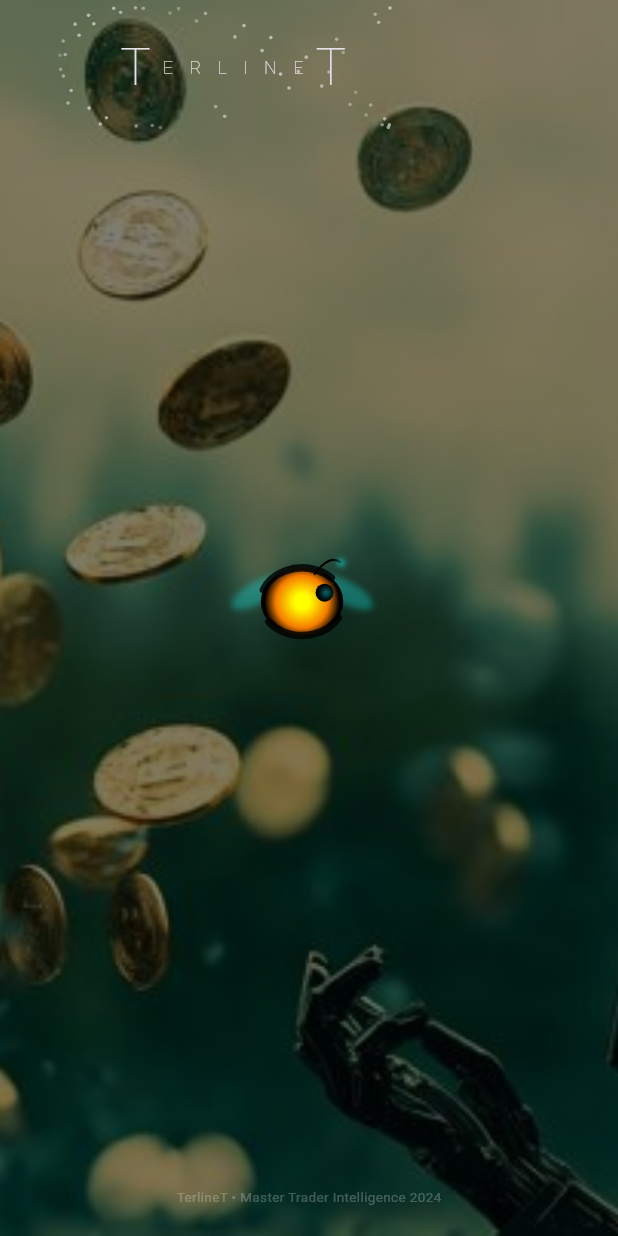
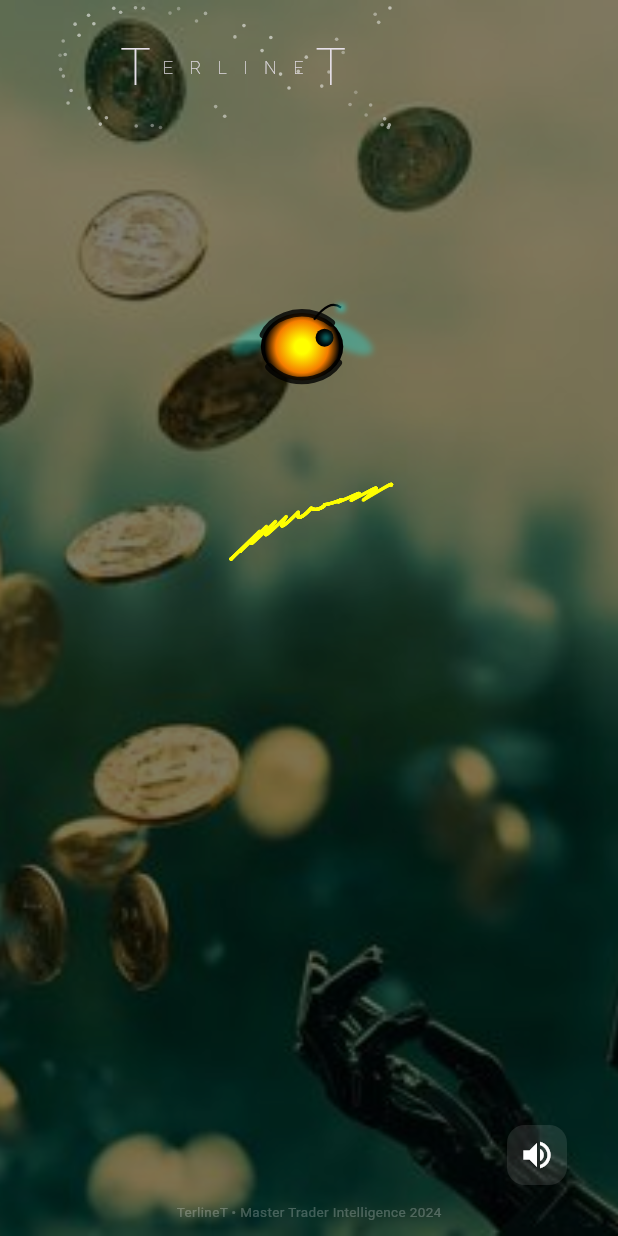
Before and after one commit to Terlinet/bee, a Flutter app: the screen it shows after launch, on a phone screen of 412 x 824 dp. Run offline on Flutter 3.47's test engine with Material 3 defaults, Android fonts, the phone set to English and light mode, and no system bars; our stand-ins replace image_picker, just_audio, permission_handler, speech_to_text, video_player; missing offline and left inert: dart:html, dart:ui_web.

Commit message:
Update index.html preview and Bee Agent Top 15 logic

```diff
--- a/lib/main.dart
+++ b/lib/main.dart
@@ -52,9 +52,8 @@ class _TerlineTPageState extends State<TerlineTPage> with TickerProviderStateMix
   String? _chartSymbol;
   String? _chartInterval;
 
-  // Lista Top 15 integrada para contexto global e inteligência de mercado
-  final List<String> _topAssetsContext = [
-    "BTC", "ETH", "USDT", "SOL", "BNB", "XRP", "USDC", "DOGE", "ADA", "TRX", "STETH", "SHIB", "AVAX", "DOT", "LINK", "XMR", "PEPE"
+  final List<String> _priorityWatchlist = [
+    "BTC", "ETH", "BNB", "SOL", "XRP", "ADA", "DOGE", "SHIB", "AVAX", "DOT", "LINK", "TRX", "MATIC", "WBTC", "UNI", "XMR"
   ];
 
   late AnimationController _murmurationController;
@@ -63,6 +62,7 @@ class _TerlineTPageState extends State<TerlineTPage> with TickerProviderStateMix
   late List<BeeParticle> _swarmParticles;
 
   late AudioPlayer _audioPlayer;
+  late AudioPlayer _swarmAudioPlayer;
   late stt.SpeechToText _speech;
   bool _isListening = false;
   bool _isMuted = false;
@@ -77,14 +77,25 @@ class _TerlineTPageState extends State<TerlineTPage> with TickerProviderStateMix
   void initState() {
     super.initState();
     _murmurationController = AnimationController(vsync: this, duration: const Duration(seconds: 20))..repeat();
-    _swarmController = AnimationController(vsync: this, duration: const Duration(seconds: 4))..repeat();
+    _swarmController = AnimationController(vsync: this, duration: const Duration(seconds: 4));
 
     _flocks = List.generate(6, (index) => BirdFlock(index));
-    _swarmParticles = List.generate(40, (index) => BeeParticle());
+    _swarmParticles = List.generate(3500, (index) => BeeParticle(index));
 
     _audioPlayer = AudioPlayer();
+    _swarmAudioPlayer = AudioPlayer();
     _initSpeech();
     _initVideo();
+    _setupSwarmAudio();
+  }
+
+  Future<void> _setupSwarmAudio() async {
+    try {
+      await _swarmAudioPlayer.setAsset('assets/beeagent.mp3');
+      await _swarmAudioPlayer.setLoopMode(LoopMode.all);
+    } catch (e) {
+      debugPrint("Erro ao carregar som do enxame: $e");
+    }
   }
 
   void _initVideo() {
@@ -105,7 +116,7 @@ class _TerlineTPageState extends State<TerlineTPage> with TickerProviderStateMix
       _hasVideoBeenShown = true;
       _videoController.pause();
       _videoController.seekTo(Duration.zero);
-      _response = "Protocolo de orientação concluído. O Bee Agent está agora sincronizado com as Top 15 do mercado global (XRP, Monero, SOL...). O que deseja analisar?";
+      _response = "Protocolo de orientação concluído. O Bee Agent está sincronizado. O que deseja analisar?";
     });
   }
 
@@ -121,6 +132,7 @@ class _TerlineTPageState extends State<TerlineTPage> with TickerProviderStateMix
     _swarmController.dispose();
     _controller.dispose();
     _audioPlayer.dispose();
+    _swarmAudioPlayer.dispose();
     _videoController.dispose();
     super.dispose();
   }
@@ -150,7 +162,7 @@ class _TerlineTPageState extends State<TerlineTPage> with TickerProviderStateMix
     _controller.clear();
     setState(() {
       _isLoading = true;
-      _response = "O Bee está convocando o enxame para análise tática global...";
+      _response = "O Bee está convocando o enxame...";
     });
 
     try {
@@ -162,8 +174,8 @@ class _TerlineTPageState extends State<TerlineTPage> with TickerProviderStateMix
           'is_agent': true,
           'consult_terlinet': true,
           'market_analysis': true,
-          'priority_watchlist': _topAssetsContext, // Envia as Top 15 para o backend
-          'real_time_sync': true
+          'priority_watchlist': _priorityWatchlist,
+          'priority_sync': true
         }),
       ).timeout(const Duration(seconds: 60));
 
@@ -205,26 +217,48 @@ class _TerlineTPageState extends State<TerlineTPage> with TickerProviderStateMix
     return Scaffold(
       body: Stack(
         children: [
+          // CAMADA 1: Fundo
           Container(decoration: const BoxDecoration(image: DecorationImage(image: AssetImage('assets/trader.jpg'), fit: BoxFit.cover))),
           Container(color: Colors.black.withOpacity(0.5)),
+
+          // CAMADA 2: Enxame (IgnorePointer garante que não bloqueie cliques)
+          IgnorePointer(child: _buildSwarmOverlay()),
+
+          // CAMADA 3: Header e Footer
           SafeArea(
-            child: Stack(
+            child: Column(
               children: [
-                Positioned(top: 15, left: 20, child: _buildHeader()),
+                Padding(
+                  padding: const EdgeInsets.only(top: 15, left: 20),
+                  child: Align(alignment: Alignment.topLeft, child: _buildHeader()),
+                ),
+                const Spacer(),
+                _buildFooter(),
+                const SizedBox(height: 10),
+              ],
+            ),
+          ),
+
+          // CAMADA 4: Agente e Vídeo (Posicionamento corrigido para clique certeiro)
           Center(
             child: SingleChildScrollView(
-                    padding: const EdgeInsets.symmetric(horizontal: 24),
+              padding: const EdgeInsets.only(bottom: 250),
               child: Column(
                 mainAxisAlignment: MainAxisAlignment.center,
                 children: [
                   if (_showVideo && _isVideoInitialized) _buildHolographicVideo(),
                   const SizedBox(height: 20),
-                        VirtualBeeAgent(
+
+                  // Padding inferior empurra a hitbox para cima sem usar Transform quebrados
+                  Padding(
+                    padding: const EdgeInsets.only(bottom: 120),
+                    child: VirtualBeeAgent(
                       isActive: _isAgentActive,
                       onTap: () {
                         if (_showVideo) {
                           _closeVideo();
                           setState(() => _isAgentActive = true);
+                          if (!_isMuted) _swarmAudioPlayer.play();
                         } else if (_isLoading) {
                           setState(() {
                             _isLoading = false;
@@ -234,16 +268,19 @@ class _TerlineTPageState extends State<TerlineTPage> with TickerProviderStateMix
                           setState(() {
                             _isAgentActive = !_isAgentActive;
                             if (_isAgentActive) {
+                              _swarmController.forward(from: 0.0);
+                              if (!_isMuted) _swarmAudioPlayer.play();
                               if (!_hasVideoBeenShown) {
                                 _showVideo = true;
                                 _videoController.play();
                               } else {
-                                    _response = "Bee Agent Conectado. Sincronizado com Top 15 e tendências globais.";
+                                _response = "Bee Agent Conectado. Analisando tendências globais de ativos...";
                               }
                             } else {
                               _showVideo = false;
                               _videoController.pause();
                               _audioPlayer.stop();
+                              _swarmAudioPlayer.stop();
                               _response = "";
                               _chartSymbol = null;
                             }
@@ -251,28 +288,60 @@ class _TerlineTPageState extends State<TerlineTPage> with TickerProviderStateMix
                         }
                       },
                     ),
-                        const SizedBox(height: 30),
-                        AnimatedOpacity(
-                          duration: const Duration(milliseconds: 800),
-                          opacity: _isAgentActive ? 1.0 : 0.0,
-                          child: _isAgentActive ? Column(
-                            children: [
-                              _buildChatInput(),
-                              const SizedBox(height: 30),
-                              _buildResponseArea(),
-                            ],
-                          ) : const SizedBox.shrink(),
                   ),
                 ],
               ),
             ),
           ),
-                if (_isLoading) IgnorePointer(child: _buildSwarmOverlay()),
-                if (_chartSymbol != null) _buildChartOverlay(),
+
+          // CAMADA 5: CHAT E RESPOSTA (Sempre na frente)
+          Positioned(
+            bottom: 80,
+            left: 0,
+            right: 0,
+            child: Center(
+              child: AnimatedOpacity(
+                duration: const Duration(milliseconds: 800),
+                opacity: _isAgentActive ? 1.0 : 0.0,
+                child: _isAgentActive ? Container(
+                  constraints: const BoxConstraints(maxWidth: 800),
+                  padding: const EdgeInsets.symmetric(horizontal: 24),
+                  child: Column(
+                    mainAxisSize: MainAxisSize.min,
+                    children: [
+                      _buildChatInput(),
+                      const SizedBox(height: 20),
+                      _buildResponseArea(),
                     ],
                   ),
+                ) : const SizedBox.shrink(),
               ),
-          Positioned(bottom: 20, left: 0, right: 0, child: _buildFooter()),
+            ),
+          ),
+
+          if (_chartSymbol != null) _buildChartOverlay(),
+
+          // CAMADA 6: Controles de Áudio
+          Positioned(
+            bottom: 30,
+            right: 30,
+            child: FloatingActionButton(
+              mini: true,
+              backgroundColor: Colors.white10,
+              onPressed: () {
+                setState(() {
+                  _isMuted = !_isMuted;
+                  if (_isMuted) {
+                    _audioPlayer.stop();
+                    _swarmAudioPlayer.pause();
+                  } else if (_isAgentActive) {
+                    _swarmAudioPlayer.play();
+                  }
+                });
+              },
+              child: Icon(_isMuted ? Icons.volume_off : Icons.volume_up, color: Colors.white),
+            ),
+          ),
         ],
       ),
     );
@@ -313,10 +382,9 @@ class _TerlineTPageState extends State<TerlineTPage> with TickerProviderStateMix
   Widget _buildChatInput() {
     return AnimatedContainer(
       duration: const Duration(milliseconds: 300),
-      width: MediaQuery.of(context).size.width * 0.85,
       padding: const EdgeInsets.symmetric(horizontal: 24),
       decoration: BoxDecoration(
-        color: Colors.black.withOpacity(0.6),
+        color: Colors.black.withOpacity(0.8),
         borderRadius: BorderRadius.circular(35),
         border: Border.all(color: Colors.redAccent.withOpacity(0.8), width: 2),
         boxShadow: [BoxShadow(color: Colors.redAccent.withOpacity(0.2), blurRadius: 15)]
@@ -340,9 +408,12 @@ class _TerlineTPageState extends State<TerlineTPage> with TickerProviderStateMix
   Widget _buildResponseArea() {
     if (_response.isEmpty) return const SizedBox.shrink();
     return Container(
-      width: MediaQuery.of(context).size.width * 0.85,
       padding: const EdgeInsets.all(24),
-      decoration: BoxDecoration(color: Colors.black.withOpacity(0.4), borderRadius: BorderRadius.circular(24), border: Border.all(color: Colors.white.withOpacity(0.05))),
+      decoration: BoxDecoration(
+        color: Colors.black.withOpacity(0.7),
+        borderRadius: BorderRadius.circular(24),
+        border: Border.all(color: Colors.white.withOpacity(0.1))
+      ),
       child: SelectableText(_response, textAlign: TextAlign.center, style: const TextStyle(fontSize: 16, height: 1.5))
     );
   }
@@ -377,8 +448,11 @@ class _TerlineTPageState extends State<TerlineTPage> with TickerProviderStateMix
 
   Widget _buildSwarmOverlay() {
     return AnimatedBuilder(
-      animation: _swarmController,
-      builder: (context, child) => CustomPaint(painter: SwarmPainter(_swarmParticles, _swarmController.value, _isAgentActive, _isLoading), size: Size.infinite),
+      animation: Listenable.merge([_swarmController, _murmurationController]),
+      builder: (context, child) => CustomPaint(
+        painter: SwarmPainter(_swarmParticles, _swarmController.value, _isAgentActive, _isLoading),
+        size: Size.infinite
+      ),
     );
   }
 
@@ -412,75 +486,102 @@ class MyCustomSource extends StreamAudioSource {
 }
 
 class BeeParticle {
-  late double startSide, startY, orbitRadiusX, orbitRadiusY, speed, phase, scaleBase, noiseOffset, arrivalDelay;
-  BeeParticle() {
+  final int index;
+  late double orbitRadiusX, orbitRadiusY, speed, phase, scaleBase, noiseOffset, arrivalDelay;
+  late double offsetPhase;
+  late double sizeFactor;
+  late double startSide, startY;
+
+  BeeParticle(this.index) {
     final rand = math.Random();
     startSide = rand.nextBool() ? 0 : 1;
     startY = rand.nextDouble();
-    orbitRadiusX = 80 + rand.nextDouble() * 100;
-    orbitRadiusY = 40 + rand.nextDouble() * 60;
-    speed = 0.6 + rand.nextDouble() * 1.2;
+    orbitRadiusX = 100 + rand.nextDouble() * 130;
+    orbitRadiusY = 50 + rand.nextDouble() * 90;
+    speed = 0.4 + rand.nextDouble() * 0.8;
     phase = rand.nextDouble() * 2 * math.pi;
-    scaleBase = 0.25 + rand.nextDouble() * 0.3;
-    noiseOffset = rand.nextDouble() * 1000;
-    arrivalDelay = rand.nextDouble();
+    scaleBase = 0.12 + rand.nextDouble() * 0.18;
+    noiseOffset = rand.nextDouble() * 5000;
+    arrivalDelay = rand.nextDouble() * 0.8;
+    offsetPhase = (index / 3500.0) * math.pi * 2;
+    sizeFactor = 0.3 + rand.nextDouble() * 0.7;
   }
 }
 
 class SwarmPainter extends CustomPainter {
   final List<BeeParticle> particles;
-  final double value;
+  final double entryValue;
   final bool isAgent;
   final bool isLoading;
-  SwarmPainter(this.particles, this.value, this.isAgent, this.isLoading);
+  SwarmPainter(this.particles, this.entryValue, this.isAgent, this.isLoading);
+
   @override
   void paint(Canvas canvas, Size size) {
-    final beeCenter = Offset(size.width / 2, size.height / 2 - 40);
-    final sortedEntries = particles.map((p) {
-      final multiplier = isLoading ? 2.5 : 1.0;
-      final angle = (value * 2 * math.pi * p.speed * multiplier) + p.phase;
-      final z = math.sin(angle);
-      return MapEntry(p, z);
+    final double time = DateTime.now().millisecondsSinceEpoch / 2500.0;
+
+    // Órbita ajustada para coincidir com o Agent lá no alto
+    final beeAgentPos = Offset(size.width / 2, size.height / 2 - 250);
+
+    if (!isAgent) {
+      final List<Offset> points = [];
+      final Paint paint = Paint()..strokeCap = StrokeCap.round;
+
+      for (var p in particles) {
+        final double individualTime = time - (p.index * 0.0002);
+        final waveX = (math.sin(individualTime * 0.6) * math.cos(individualTime * 0.3) * 0.45 + 0.5) * size.width;
+        final waveY = (math.cos(individualTime * 0.5) * math.sin(individualTime * 0.4) * 0.4 + 0.4) * size.height;
+        final cloudDensity = math.sin(individualTime * 2 + p.index * 0.01).abs() * 20;
+        final localOffset = Offset(
+          math.sin(individualTime * 3 + p.noiseOffset * 0.001) * (40 + cloudDensity) * p.sizeFactor,
+          math.cos(individualTime * 2.5 + p.noiseOffset * 0.001) * (30 + cloudDensity) * p.sizeFactor
+        );
+        points.add(Offset(waveX, waveY) + localOffset);
+      }
+      paint.color = Colors.yellowAccent.withOpacity(0.35);
+      paint.strokeWidth = 2.2;
+      canvas.drawPoints(ui.PointMode.points, points, paint);
+
+    } else {
+      final detailedParticles = particles.take(450).toList();
+      final sortedEntries = detailedParticles.map((p) {
+        final angle = (time * p.speed) + p.phase;
+        return MapEntry(p, math.sin(angle));
       }).toList();
       sortedEntries.sort((a, b) => a.value.compareTo(b.value));
+
       for (var entry in sortedEntries) {
         final p = entry.key;
         final z = entry.value;
+        final startX = p.startSide == 0 ? -200.0 : size.width + 200.0;
+        final startPos = Offset(startX, p.startY * size.height);
         final multiplier = isLoading ? 2.5 : 1.0;
-      final angle = (value * 2 * math.pi * p.speed * multiplier) + p.phase;
-      final startX = p.startSide == 0 ? -120.0 : size.width + 120.0;
-      final startY = p.startY * size.height;
-      final startPos = Offset(startX, startY);
-      final noiseX = math.sin(value * 20 + p.noiseOffset) * 6;
-      final noiseY = math.cos(value * 15 + p.noiseOffset) * 6;
-      final orbitPos = beeCenter + Offset(math.cos(angle) * p.orbitRadiusX + noiseX, math.sin(angle) * p.orbitRadiusY + noiseY);
-      double individualValue = (value + p.arrivalDelay) % 1.0;
-      double entryProgress = (individualValue * 2.5).clamp(0.0, 1.0);
-      final currentPos = Offset.lerp(startPos, orbitPos, entryProgress)!;
-      final scale = p.scaleBase * (1.2 + z * 0.4);
-      final finalOpacity = (0.3 + (z + 1) / 2 * 0.7).clamp(0.1, 1.0);
-      _drawMiniBee(canvas, currentPos, scale, isAgent, angle, finalOpacity, z);
+        final orbitTime = (time * p.speed * multiplier) + p.phase;
+        final orbitPos = beeAgentPos + Offset(math.cos(orbitTime) * p.orbitRadiusX, math.sin(orbitTime) * p.orbitRadiusY);
+
+        double progress = (entryValue * 2.5 - p.arrivalDelay).clamp(0.0, 1.0);
+        final currentPos = Offset.lerp(startPos, orbitPos, progress)!;
+
+        _drawMiniBee(canvas, currentPos, p.scaleBase * (1.3 + z * 0.5), true, orbitTime + math.pi/2, (0.4 + (z + 1) / 2 * 0.6).clamp(0.1, 1.0), z);
       }
     }
+  }
+
   void _drawMiniBee(Canvas canvas, Offset center, double scale, bool isActive, double angle, double opacity, double z) {
     canvas.save();
     canvas.translate(center.dx, center.dy);
-    canvas.rotate(angle + math.pi/2 + (z * 0.2));
+    canvas.rotate(angle + math.pi/2);
     canvas.scale(scale);
     final baseColor = isActive ? Colors.redAccent : Colors.yellowAccent;
     final secondaryColor = isActive ? Colors.red.shade900 : Colors.orange.shade800;
-    final wingFlap = math.sin(value * 80 + angle) * 0.6;
-    final wingPaint = Paint()..color = (isActive ? Colors.redAccent : Colors.white).withOpacity(0.4 * opacity)..style = PaintingStyle.fill;
+    final wingPaint = Paint()..color = Colors.white.withOpacity(0.4 * opacity)..style = PaintingStyle.fill;
+    final wingFlap = math.sin(DateTime.now().millisecondsSinceEpoch * 0.1) * 0.8;
     canvas.save(); canvas.rotate(wingFlap - 0.4); canvas.drawOval(Rect.fromLTWH(-15, -10, 15, 8), wingPaint); canvas.restore();
     canvas.save(); canvas.rotate(-wingFlap + 0.4); canvas.drawOval(Rect.fromLTWH(0, -10, 15, 8), wingPaint); canvas.restore();
-    final brightness = (z + 1) / 2;
-    final bodyPaint = Paint()..shader = ui.Gradient.radial(Offset.zero, 12, [Color.lerp(Colors.black, baseColor, 0.5 + brightness * 0.5)!, Color.lerp(Colors.black, secondaryColor, 0.3 + brightness * 0.7)!, Colors.black], const [0.2, 0.8, 1.0]);
+    final bodyPaint = Paint()..shader = ui.Gradient.radial(Offset.zero, 12, [Color.lerp(Colors.black, baseColor, 0.5 + (z+1)*0.25)!, Color.lerp(Colors.black, secondaryColor, 0.3 + (z+1)*0.35)!, Colors.black], const [0.2, 0.8, 1.0]);
     canvas.drawOval(Rect.fromCenter(center: Offset.zero, width: 24, height: 18), bodyPaint);
-    final stripePaint = Paint()..color = Colors.black.withOpacity(0.8 * opacity)..style = PaintingStyle.stroke..strokeWidth = 2;
-    canvas.drawArc(Rect.fromCenter(center: Offset.zero, width: 24, height: 18), 0.5, 2.2, false, stripePaint);
-    canvas.drawArc(Rect.fromCenter(center: Offset.zero, width: 24, height: 18), 3.5, 2.2, false, stripePaint);
     canvas.restore();
   }
+
   @override bool shouldRepaint(covariant SwarmPainter oldDelegate) => true;
 }
 
@@ -504,18 +605,25 @@ class _VirtualBeeAgentState extends State<VirtualBeeAgent> with TickerProviderSt
   void dispose() { _hoverController.dispose(); _wingController.dispose(); super.dispose(); }
   @override
   Widget build(BuildContext context) {
-    return GestureDetector(
-      onTap: widget.onTap,
-      child: AnimatedBuilder(
+    return AnimatedBuilder(
       animation: _hoverController,
       builder: (context, child) {
         final t = _hoverController.value * 2 * math.pi;
+        // O GestureDetector agora envolve a abelha em sua posição flutuante real
         return Transform.translate(
           offset: Offset(math.sin(t) * 15, math.sin(2 * t) * 10),
-            child: SizedBox(width: 130, height: 130, child: CustomPaint(painter: BeePainter(wingValue: _wingController.value, isActive: widget.isActive))),
+          child: GestureDetector(
+            onTap: widget.onTap,
+            behavior: HitTestBehavior.opaque,
+            child: Container(
+              width: 130,
+              height: 130,
+              color: Colors.transparent,
+              child: CustomPaint(painter: BeePainter(wingValue: _wingController.value, isActive: widget.isActive)),
+            ),
+          ),
         );
       },
-      ),
     );
   }
 }
--- a/pubspec.yaml
+++ b/pubspec.yaml
@@ -30,3 +30,4 @@ flutter:
   assets:
     - assets/trader.jpg
     - assets/Trader.mp4
+    - assets/beeagent.mp3
```
Also changed, not shown: 5 other files. Lines whose indentation alone changed are shown as unchanged.
